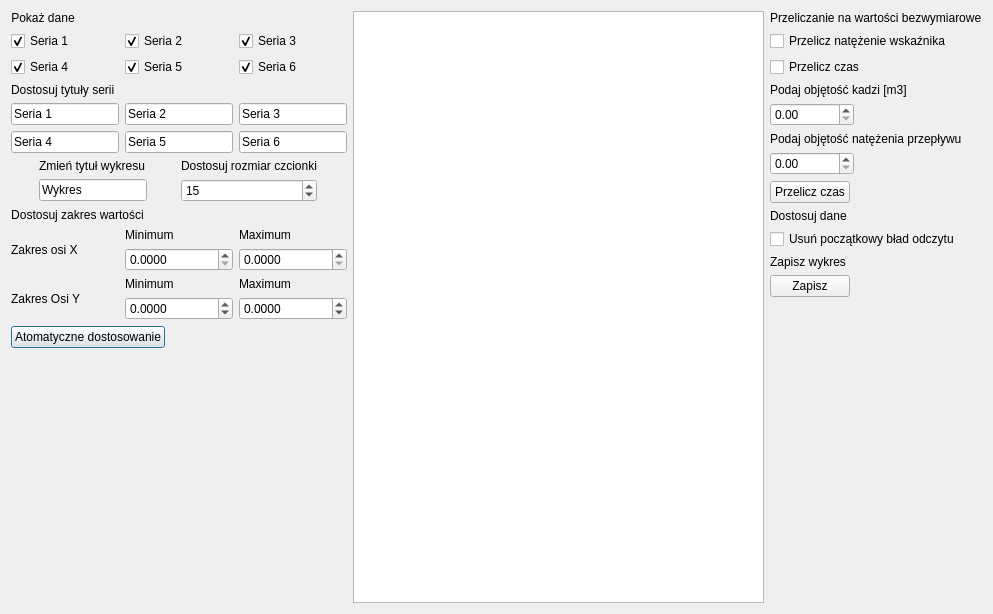
First picture: the form in chartdialog.ui, repository JakubDulewicz/CosDataAnalysis, before the edit.
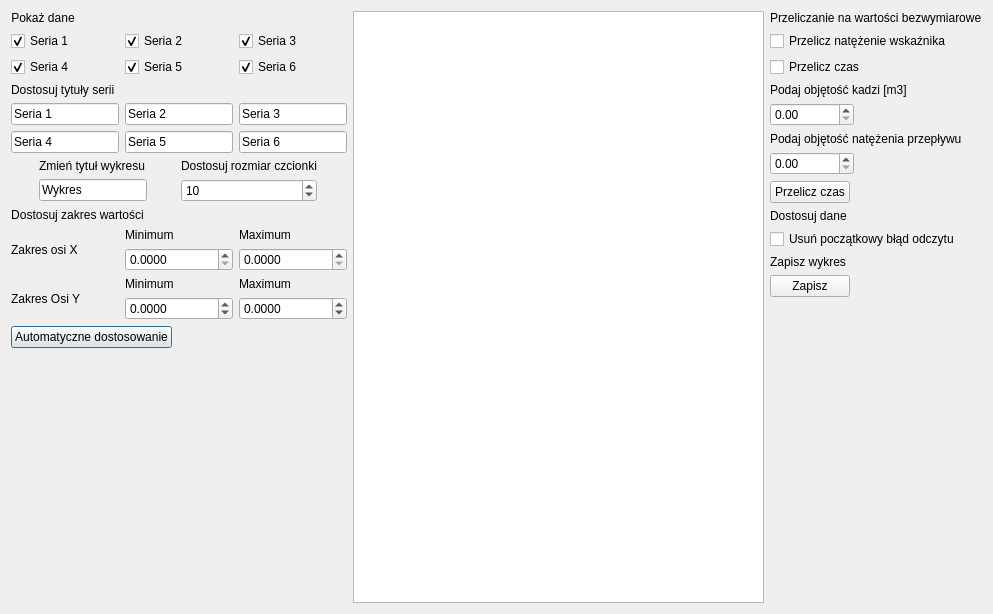
Second picture: the form after the edit. Custom widgets are drawn as their Qt base class.

```diff
--- a/chartdialog.ui
+++ b/chartdialog.ui
@@ -252,11 +252,14 @@
              <verstretch>0</verstretch>
             </sizepolicy>
            </property>
+           <property name="minimum">
+            <number>1</number>
+           </property>
            <property name="maximum">
             <number>30</number>
            </property>
            <property name="value">
-            <number>15</number>
+            <number>10</number>
            </property>
           </widget>
          </item>
@@ -403,7 +406,7 @@
           <enum>Qt::LeftToRight</enum>
          </property>
          <property name="text">
-          <string>Atomatyczne dostosowanie</string>
+          <string>Automatyczne dostosowanie</string>
          </property>
         </widget>
        </item>
@@ -570,7 +573,7 @@
           </sizepolicy>
          </property>
          <property name="text">
-          <string>Usuń początkowy bład odczytu</string>
+          <string>Usuń początkowy błąd odczytu</string>
          </property>
         </widget>
        </item>
```
